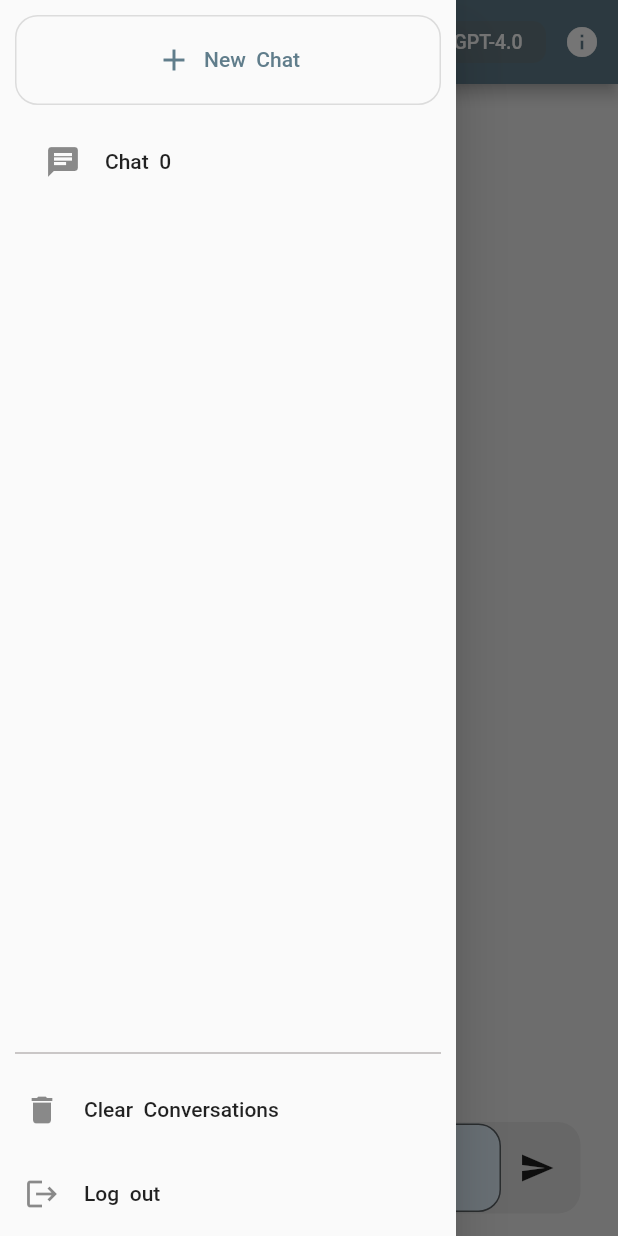
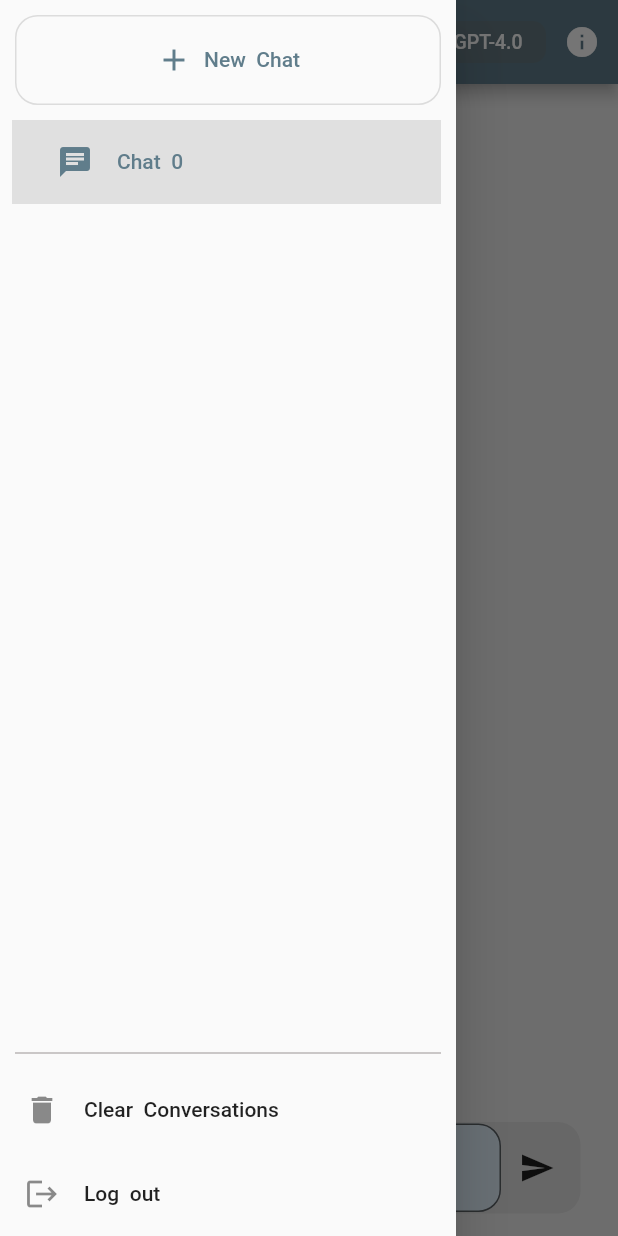
Before and after one commit to bourne015/chat_ui, a Flutter app: the screen it shows after launch, with the side drawer open, on a phone screen of 412 x 824 dp. Run offline on Flutter 3.47's test engine with Material 2 defaults, Android fonts, the phone set to English and light mode, and no system bars; our stand-ins replace dio; missing offline and left inert: dart:html.

Commit message:
hightlight selected tab
Signed-off-by: fantao <phantasy015@qq.com>

```diff
--- a/lib/home.dart
+++ b/lib/home.dart
@@ -201,10 +201,15 @@ class InitPageState extends State<InitPage> {
               itemCount: chatPages.length,
               itemBuilder: (context, index) {
                 final page = chatPages[index];
-                return ListTile(
+                return Container(
+                    margin: const EdgeInsets.fromLTRB(8.0, 0, 10, 0),
+                    child: ListTile(
+                      selectedTileColor: Colors.grey[300],
+                      selected: page.id == selectedChatPageId,
                       leading: const Icon(Icons.chat),
                       minLeadingWidth: 0,
-                  contentPadding: const EdgeInsets.symmetric(horizontal: 30),
+                      contentPadding:
+                          const EdgeInsets.symmetric(horizontal: 30),
                       title: Text(getChatPageTitle(page.id),
                           overflow: TextOverflow.ellipsis,
                           maxLines: 1), //Text("Chat ${page.id}"),
@@ -229,7 +234,7 @@ class InitPageState extends State<InitPage> {
                               ),
                             ])
                           : null,
-                );
+                    ));
               },
             ),
           ),
```
Lines whose indentation alone changed are shown as unchanged.
